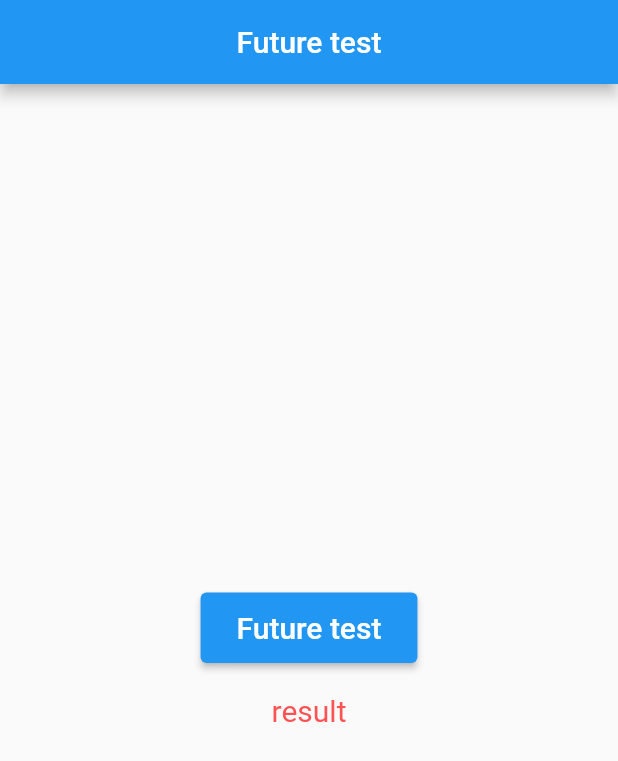
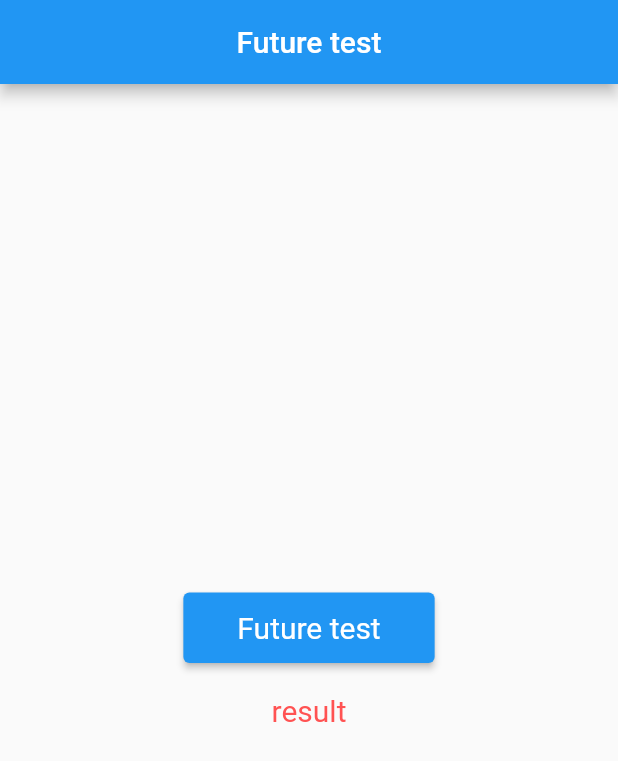
Before and after one commit to gandalgom/chef-future-lotto, a Flutter app: the screen it shows after launch, on a phone screen of 412 x 824 dp. Shown: the top 761 px of the screen. Run offline on Flutter 3.47's test engine with Material 2 defaults, Android fonts, the phone set to English and light mode, and no system bars.

Commit message:
버튼 디자인 수정

```diff
--- a/lib/main.dart
+++ b/lib/main.dart
@@ -42,11 +42,10 @@ class _MyHomeState extends State<MyHome> {
               ElevatedButton(
                 onPressed: () {},
                 style: ElevatedButton.styleFrom(
-                  padding: const EdgeInsets.fromLTRB(24.0, 12.0, 24.0, 12.0),
+                  padding: const EdgeInsets.fromLTRB(36.0, 12.0, 36.0, 12.0),
+                  textStyle: const TextStyle(fontSize: 20.0),
                 ),
-                child: const Text('Future test',
-                  style: TextStyle(fontSize: 20.0),
-                ),
+                child: const Text('Future test'),
               ),
               const SizedBox(height: 20.0),
               const Text('result',
```
